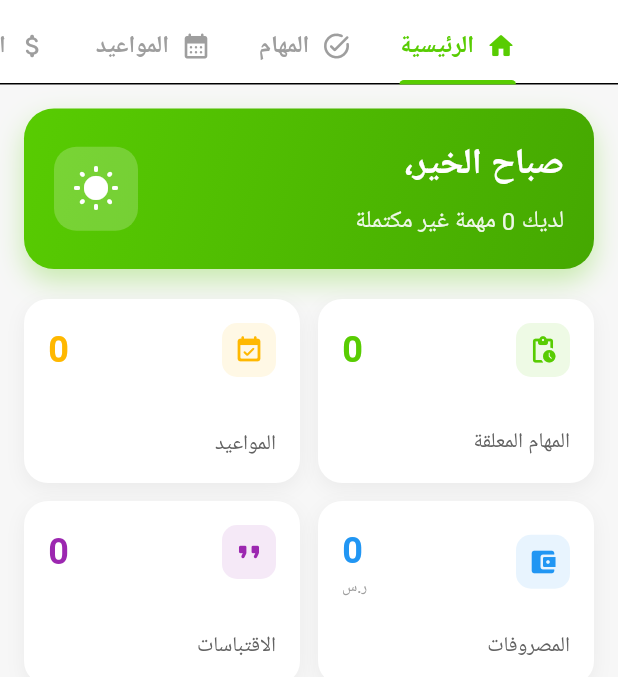
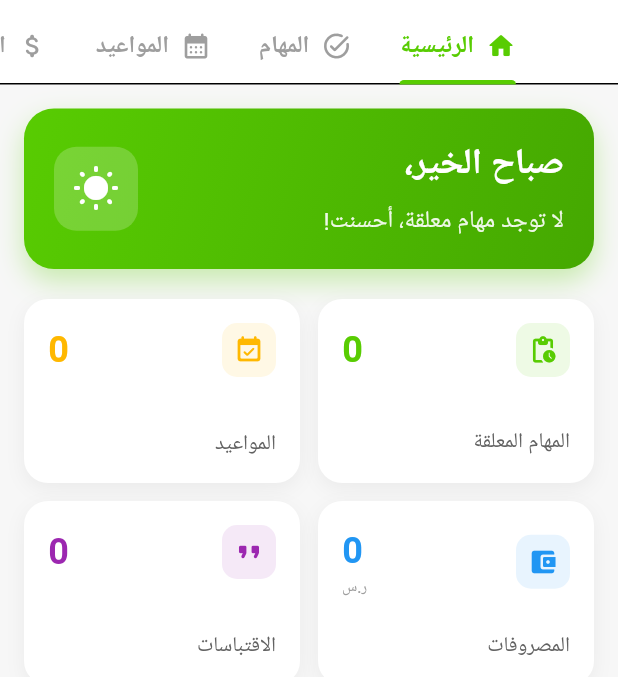
Before and after one commit to Lord-shaban/Nota, a Flutter app: the HomeScreen screen opened directly, on a phone screen of 412 x 824 dp, the part 73-750 px from its top. Run offline on Flutter 3.47's test engine with Material 3 defaults, Android fonts, the phone set to English and light mode, and no system bars; our stand-ins replace camera, cloud_firestore, email_validator, equatable, firebase_auth, firebase_core and 12 more; missing offline and left inert: cloudinary_public; accounts and stored records are empty; Roboto replaces fonts that are missing (Tajawal).

Commit message:
feat(home): Smart welcome card with task counts
- Welcome card now shows real-time pending tasks count
- Dynamic message based on task status
- Celebrates when no pending tasks
- Uses proper Arabic pluralization
- Real-time updates via StreamBuilder

Co-authored-by: ALi Sameh <178108183+Ali-0110@users.noreply.github.com>
Co-authored-by: Mahmoud Abdelrauf <170731337+Mahmoud13MA@users.noreply.github.com>

```diff
--- a/lib/ features/dashboard/home_screen.dart
+++ b/lib/ features/dashboard/home_screen.dart
@@ -640,12 +640,41 @@ class _HomeScreenState extends State<HomeScreen>
   // ==================== Widgets ====================
 
   Widget _buildWelcomeCard() {
+    final userId = _auth.currentUser?.uid;
     final hour = DateTime.now().hour;
     final greeting = hour < 12
         ? 'صباح الخير'
         : hour < 18
         ? 'مساء الخير'
         : 'مساء الخير';
+
+    return StreamBuilder<QuerySnapshot>(
+      stream: userId != null
+          ? _firestore
+              .collection('users')
+              .doc(userId)
+              .collection('taskGroups')
+              .snapshots()
+          : null,
+      builder: (context, snapshot) {
+        int pendingTasks = 0;
+        int urgentTasks = 0;
+
+        if (snapshot.hasData) {
+          for (var doc in snapshot.data!.docs) {
+            final data = doc.data() as Map<String, dynamic>;
+            final total = (data['totalTasks'] ?? 0) as int;
+            final completed = (data['completedTasks'] ?? 0) as int;
+            pendingTasks += (total - completed);
+          }
+        }
+
+        String message = pendingTasks == 0
+            ? 'لا توجد مهام معلقة، أحسنت!'
+            : pendingTasks == 1
+            ? 'لديك مهمة واحدة غير مكتملة'
+            : 'لديك $pendingTasks مهمة غير مكتملة';
+
         return Container(
           padding: const EdgeInsets.all(20),
           decoration: BoxDecoration(
@@ -679,7 +708,7 @@ class _HomeScreenState extends State<HomeScreen>
                     ),
                     const SizedBox(height: 8),
                     Text(
-                  'لديك ${_tasks.where((t) => t['completed'] != true).length} مهمة غير مكتملة',
+                      message,
                       style: GoogleFonts.tajawal(
                         fontSize: 16,
                         fontWeight: FontWeight.w400,
@@ -707,6 +736,8 @@ class _HomeScreenState extends State<HomeScreen>
               ),
             ],
           ),
+        );
+      },
     );
   }
 
```
Lines whose indentation alone changed are shown as unchanged.
